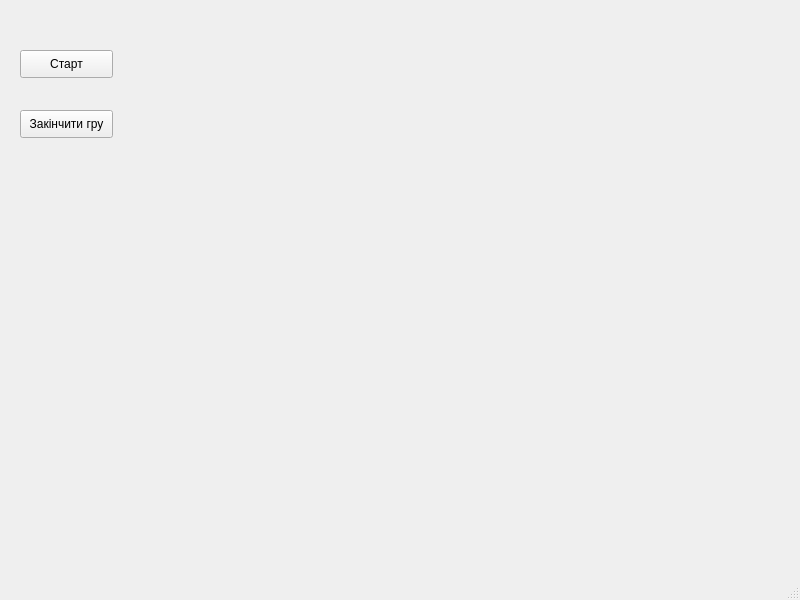
The window that Lab5/mainwindow.ui (x-FIREFOUR-x/AlgoLab5) describes before a commit, drawn with Qt 5.
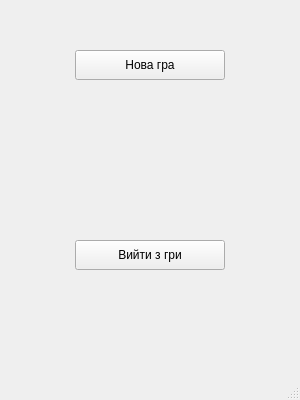
The same window after the commit.

Diff of the .ui file:
```diff
--- a/Lab5/mainwindow.ui
+++ b/Lab5/mainwindow.ui
@@ -6,8 +6,8 @@
    <rect>
     <x>0</x>
     <y>0</y>
-    <width>800</width>
-    <height>600</height>
+    <width>300</width>
+    <height>400</height>
    </rect>
   </property>
   <property name="windowTitle">
@@ -20,27 +20,27 @@
     </property>
     <property name="geometry">
      <rect>
-      <x>20</x>
+      <x>75</x>
       <y>50</y>
-      <width>93</width>
-      <height>28</height>
+      <width>150</width>
+      <height>30</height>
      </rect>
     </property>
     <property name="text">
-     <string>Старт</string>
+     <string>Нова гра</string>
     </property>
    </widget>
    <widget class="QPushButton" name="ButtonEnd">
     <property name="geometry">
      <rect>
-      <x>20</x>
-      <y>110</y>
-      <width>93</width>
-      <height>28</height>
+      <x>75</x>
+      <y>240</y>
+      <width>150</width>
+      <height>30</height>
      </rect>
     </property>
     <property name="text">
-     <string>Закінчити гру</string>
+     <string>Вийти з гри</string>
     </property>
    </widget>
   </widget>
```
Left out of the diff: 2 changed lines with no effect on the pictures.
